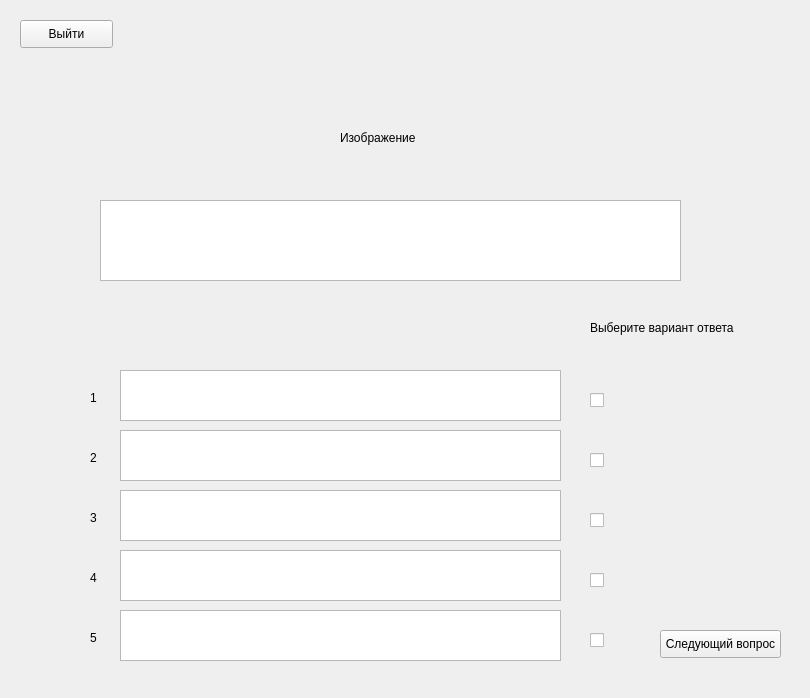
Before: the Qt Designer form static/ui/TestPassing.ui in EEEvrazhka/TestCreatorr, drawn with Qt 5.
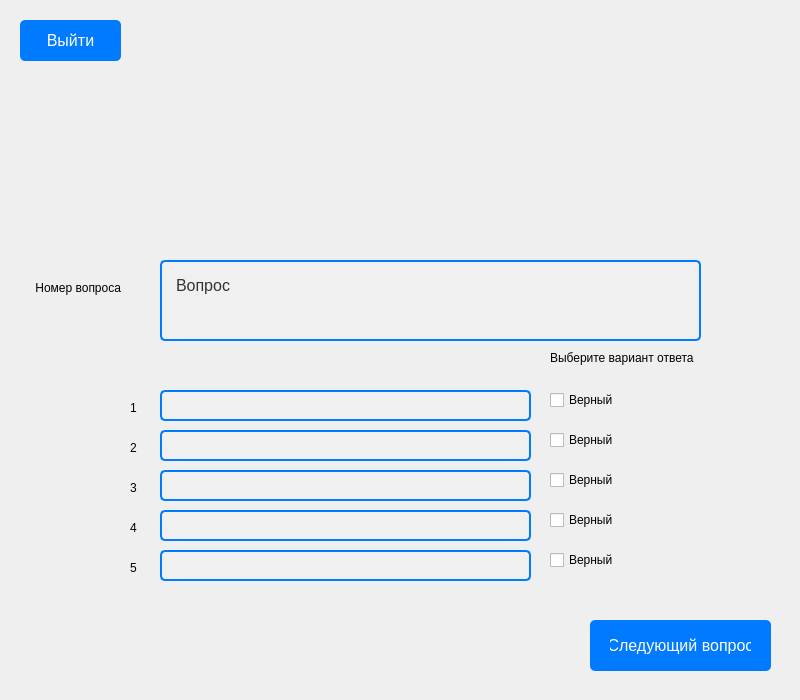
After: the same form once the commit is applied.

Patch:
```diff
--- a/static/ui/TestPassing.ui
+++ b/static/ui/TestPassing.ui
@@ -6,10 +6,28 @@
    <rect>
     <x>0</x>
     <y>0</y>
-    <width>810</width>
-    <height>698</height>
+    <width>800</width>
+    <height>700</height>
    </rect>
   </property>
+  <property name="sizePolicy">
+   <sizepolicy hsizetype="Fixed" vsizetype="Fixed">
+    <horstretch>0</horstretch>
+    <verstretch>0</verstretch>
+   </sizepolicy>
+  </property>
+  <property name="minimumSize">
+   <size>
+    <width>800</width>
+    <height>700</height>
+   </size>
+  </property>
+  <property name="maximumSize">
+   <size>
+    <width>800</width>
+    <height>700</height>
+   </size>
+  </property>
   <property name="windowTitle">
    <string>Form</string>
   </property>
@@ -18,10 +36,20 @@
     <rect>
      <x>20</x>
      <y>20</y>
-     <width>93</width>
-     <height>28</height>
+     <width>101</width>
+     <height>41</height>
     </rect>
    </property>
+   <property name="styleSheet">
+    <string notr="true">background-color: #007BFF; /* Цвет фона кнопки */
+    color: white; /* Цвет текста */
+    font-size: 16px; /* Размер шрифта */
+    font-family: Arial, sans-serif; /* Шрифт */
+    padding: 10px 20px; /* Отступы внутри кнопки */
+    border: none; /* Без рамки */
+    border-radius: 5px; /* Закругление углов */
+    cursor: pointer; /* Указатель при наведении */</string>
+   </property>
    <property name="text">
     <string>Выйти</string>
    </property>
@@ -29,56 +57,10 @@
   <widget class="QLabel" name="label">
    <property name="geometry">
     <rect>
-     <x>340</x>
-     <y>130</y>
-     <width>101</width>
-     <height>16</height>
-    </rect>
-   </property>
-   <property name="text">
-    <string>Изображение</string>
-   </property>
-  </widget>
-  <widget class="QTextEdit" name="textEdit">
-   <property name="geometry">
-    <rect>
-     <x>100</x>
-     <y>200</y>
-     <width>581</width>
-     <height>81</height>
-    </rect>
-   </property>
-  </widget>
-  <widget class="QTextEdit" name="textEdit_2">
-   <property name="geometry">
-    <rect>
-     <x>120</x>
-     <y>370</y>
-     <width>441</width>
-     <height>51</height>
-    </rect>
-   </property>
-  </widget>
-  <widget class="QLabel" name="label_2">
-   <property name="geometry">
-    <rect>
-     <x>90</x>
-     <y>390</y>
-     <width>21</width>
-     <height>16</height>
-    </rect>
-   </property>
-   <property name="text">
-    <string>1</string>
-   </property>
-  </widget>
-  <widget class="QCheckBox" name="checkBox_1">
-   <property name="geometry">
-    <rect>
-     <x>590</x>
-     <y>390</y>
-     <width>81</width>
-     <height>20</height>
+     <x>270</x>
+     <y>30</y>
+     <width>281</width>
+     <height>211</height>
     </rect>
    </property>
    <property name="text">
@@ -88,22 +70,132 @@
   <widget class="QLabel" name="label_3">
    <property name="geometry">
     <rect>
+     <x>130</x>
+     <y>480</y>
+     <width>21</width>
+     <height>16</height>
+    </rect>
+   </property>
+   <property name="text">
+    <string>3</string>
+   </property>
+  </widget>
+  <widget class="QPushButton" name="pushButton_7">
+   <property name="geometry">
+    <rect>
      <x>590</x>
-     <y>320</y>
-     <width>171</width>
+     <y>620</y>
+     <width>181</width>
+     <height>51</height>
+    </rect>
+   </property>
+   <property name="styleSheet">
+    <string notr="true">background-color: #007BFF; /* Цвет фона кнопки */
+    color: white; /* Цвет текста */
+    font-size: 16px; /* Размер шрифта */
+    font-family: Arial, sans-serif; /* Шрифт */
+    padding: 10px 20px; /* Отступы внутри кнопки */
+    border: none; /* Без рамки */
+    border-radius: 5px; /* Закругление углов */
+    cursor: pointer; /* Указатель при наведении */</string>
+   </property>
+   <property name="text">
+    <string>Следующий вопрос</string>
+   </property>
+  </widget>
+  <widget class="QLabel" name="label_8">
+   <property name="geometry">
+    <rect>
+     <x>30</x>
+     <y>280</y>
+     <width>91</width>
      <height>16</height>
     </rect>
    </property>
    <property name="text">
-    <string>Выберите вариант ответа</string>
+    <string>Номер вопроса</string>
+   </property>
+   <property name="alignment">
+    <set>Qt::AlignRight|Qt::AlignTrailing|Qt::AlignVCenter</set>
+   </property>
+  </widget>
+  <widget class="QLabel" name="label_9">
+   <property name="geometry">
+    <rect>
+     <x>160</x>
+     <y>260</y>
+     <width>541</width>
+     <height>81</height>
+    </rect>
+   </property>
+   <property name="styleSheet">
+    <string notr="true">background-color: #f0f0f0; /* Цвет фона */
+    color: #333; /* Цвет текста */
+    font-size: 16px; /* Размер шрифта */
+    font-family: Arial, sans-serif; /* Шрифт */
+    padding: 10px; /* Отступы внутри QLabel */
+    border: 2px solid #007BFF; /* Цвет и толщина рамки */
+    border-radius: 5px; /* Закругление углов */
+    text-align: center; /* Выравнивание текста по центру */</string>
+   </property>
+   <property name="text">
+    <string>Вопрос</string>
+   </property>
+   <property name="alignment">
+    <set>Qt::AlignLeading|Qt::AlignLeft|Qt::AlignTop</set>
+   </property>
+  </widget>
+  <widget class="QCheckBox" name="checkBox_2">
+   <property name="geometry">
+    <rect>
+     <x>550</x>
+     <y>430</y>
+     <width>81</width>
+     <height>20</height>
+    </rect>
+   </property>
+   <property name="text">
+    <string>Верный</string>
+   </property>
+  </widget>
+  <widget class="QCheckBox" name="checkBox_5">
+   <property name="enabled">
+    <bool>true</bool>
+   </property>
+   <property name="geometry">
+    <rect>
+     <x>550</x>
+     <y>550</y>
+     <width>81</width>
+     <height>20</height>
+    </rect>
+   </property>
+   <property name="text">
+    <string>Верный</string>
    </property>
   </widget>
   <widget class="QLabel" name="label_4">
+   <property name="enabled">
+    <bool>true</bool>
+   </property>
    <property name="geometry">
     <rect>
-     <x>90</x>
-     <y>450</y>
-     <width>21</width>
+     <x>130</x>
+     <y>520</y>
+     <width>16</width>
+     <height>16</height>
+    </rect>
+   </property>
+   <property name="text">
+    <string>4</string>
+   </property>
+  </widget>
+  <widget class="QLabel" name="label_2">
+   <property name="geometry">
+    <rect>
+     <x>130</x>
+     <y>440</y>
+     <width>16</width>
      <height>16</height>
     </rect>
    </property>
@@ -111,117 +203,148 @@
     <string>2</string>
    </property>
   </widget>
+  <widget class="QTextEdit" name="textEdit_5">
+   <property name="enabled">
+    <bool>true</bool>
+   </property>
+   <property name="geometry">
+    <rect>
+     <x>160</x>
+     <y>550</y>
+     <width>371</width>
+     <height>31</height>
+    </rect>
+   </property>
+   <property name="styleSheet">
+    <string notr="true">background-color: #f0f0f0; /* Цвет фона */
+    color: #333; /* Цвет текста */
+    font-size: 16px; /* Размер шрифта */
+    font-family: Arial, sans-serif; /* Шрифт */
+    border: 2px solid #007BFF; /* Цвет и толщина рамки */
+    border-radius: 5px; /* Закругление углов */
+    text-align: center; /* Выравнивание текста по центру */</string>
+   </property>
+  </widget>
+  <widget class="QLabel" name="label_1">
+   <property name="geometry">
+    <rect>
+     <x>130</x>
+     <y>400</y>
+     <width>16</width>
+     <height>16</height>
+    </rect>
+   </property>
+   <property name="text">
+    <string>1</string>
+   </property>
+  </widget>
+  <widget class="QTextEdit" name="textEdit_1">
+   <property name="geometry">
+    <rect>
+     <x>160</x>
+     <y>390</y>
+     <width>371</width>
+     <height>31</height>
+    </rect>
+   </property>
+   <property name="styleSheet">
+    <string notr="true">background-color: #f0f0f0; /* Цвет фона */
+    color: #333; /* Цвет текста */
+    font-size: 16px; /* Размер шрифта */
+    font-family: Arial, sans-serif; /* Шрифт */
+    border: 2px solid #007BFF; /* Цвет и толщина рамки */
+    border-radius: 5px; /* Закругление углов */
+    text-align: center; /* Выравнивание текста по центру */</string>
+   </property>
+  </widget>
   <widget class="QTextEdit" name="textEdit_3">
-   <property name="geometry">
-    <rect>
-     <x>120</x>
-     <y>430</y>
-     <width>441</width>
-     <height>51</height>
-    </rect>
+   <property name="enabled">
+    <bool>true</bool>
    </property>
-  </widget>
-  <widget class="QCheckBox" name="checkBox_2">
    <property name="geometry">
     <rect>
-     <x>590</x>
-     <y>450</y>
-     <width>81</width>
-     <height>20</height>
+     <x>160</x>
+     <y>470</y>
+     <width>371</width>
+     <height>31</height>
     </rect>
    </property>
-   <property name="text">
-    <string/>
+   <property name="styleSheet">
+    <string notr="true">background-color: #f0f0f0; /* Цвет фона */
+    color: #333; /* Цвет текста */
+    font-size: 16px; /* Размер шрифта */
+    font-family: Arial, sans-serif; /* Шрифт */
+    border: 2px solid #007BFF; /* Цвет и толщина рамки */
+    border-radius: 5px; /* Закругление углов */
+    text-align: center; /* Выравнивание текста по центру */</string>
    </property>
   </widget>
-  <widget class="QCheckBox" name="checkBox_3">
+  <widget class="QCheckBox" name="checkBox_4">
+   <property name="enabled">
+    <bool>true</bool>
+   </property>
    <property name="geometry">
     <rect>
-     <x>590</x>
+     <x>550</x>
      <y>510</y>
      <width>81</width>
      <height>20</height>
     </rect>
    </property>
    <property name="text">
-    <string/>
+    <string>Верный</string>
+   </property>
+  </widget>
+  <widget class="QTextEdit" name="textEdit_2">
+   <property name="geometry">
+    <rect>
+     <x>160</x>
+     <y>430</y>
+     <width>371</width>
+     <height>31</height>
+    </rect>
+   </property>
+   <property name="styleSheet">
+    <string notr="true">background-color: #f0f0f0; /* Цвет фона */
+    color: #333; /* Цвет текста */
+    font-size: 16px; /* Размер шрифта */
+    font-family: Arial, sans-serif; /* Шрифт */
+    border: 2px solid #007BFF; /* Цвет и толщина рамки */
+    border-radius: 5px; /* Закругление углов */
+    text-align: center; /* Выравнивание текста по центру */</string>
    </property>
   </widget>
   <widget class="QTextEdit" name="textEdit_4">
+   <property name="enabled">
+    <bool>true</bool>
+   </property>
    <property name="geometry">
     <rect>
-     <x>120</x>
-     <y>490</y>
-     <width>441</width>
-     <height>51</height>
+     <x>160</x>
+     <y>510</y>
+     <width>371</width>
+     <height>31</height>
     </rect>
    </property>
+   <property name="styleSheet">
+    <string notr="true">background-color: #f0f0f0; /* Цвет фона */
+    color: #333; /* Цвет текста */
+    font-size: 16px; /* Размер шрифта */
+    font-family: Arial, sans-serif; /* Шрифт */
+    border: 2px solid #007BFF; /* Цвет и толщина рамки */
+    border-radius: 5px; /* Закругление углов */
+    text-align: center; /* Выравнивание текста по центру */</string>
+   </property>
   </widget>
   <widget class="QLabel" name="label_5">
-   <property name="geometry">
-    <rect>
-     <x>90</x>
-     <y>510</y>
-     <width>21</width>
-     <height>16</height>
-    </rect>
+   <property name="enabled">
+    <bool>true</bool>
    </property>
-   <property name="text">
-    <string>3</string>
-   </property>
-  </widget>
-  <widget class="QLabel" name="label_6">
    <property name="geometry">
     <rect>
-     <x>90</x>
-     <y>570</y>
-     <width>21</width>
-     <height>16</height>
-    </rect>
-   </property>
-   <property name="text">
-    <string>4</string>
-   </property>
-  </widget>
-  <widget class="QTextEdit" name="textEdit_5">
-   <property name="geometry">
-    <rect>
-     <x>120</x>
-     <y>550</y>
-     <width>441</width>
-     <height>51</height>
-    </rect>
-   </property>
-  </widget>
-  <widget class="QCheckBox" name="checkBox_4">
-   <property name="geometry">
-    <rect>
-     <x>590</x>
-     <y>570</y>
-     <width>81</width>
-     <height>20</height>
-    </rect>
-   </property>
-   <property name="text">
-    <string/>
-   </property>
-  </widget>
-  <widget class="QTextEdit" name="textEdit_6">
-   <property name="geometry">
-    <rect>
-     <x>120</x>
-     <y>610</y>
-     <width>441</width>
-     <height>51</height>
-    </rect>
-   </property>
-  </widget>
-  <widget class="QLabel" name="label_7">
-   <property name="geometry">
-    <rect>
-     <x>90</x>
-     <y>630</y>
-     <width>21</width>
+     <x>130</x>
+     <y>560</y>
+     <width>16</width>
      <height>16</height>
     </rect>
    </property>
@@ -229,30 +352,49 @@
     <string>5</string>
    </property>
   </widget>
-  <widget class="QCheckBox" name="checkBox_5">
+  <widget class="QLabel" name="label_6">
+   <property name="enabled">
+    <bool>true</bool>
+   </property>
    <property name="geometry">
     <rect>
-     <x>590</x>
-     <y>630</y>
+     <x>550</x>
+     <y>350</y>
+     <width>231</width>
+     <height>16</height>
+    </rect>
+   </property>
+   <property name="text">
+    <string>Выберите вариант ответа</string>
+   </property>
+  </widget>
+  <widget class="QCheckBox" name="checkBox_1">
+   <property name="geometry">
+    <rect>
+     <x>550</x>
+     <y>390</y>
      <width>81</width>
      <height>20</height>
     </rect>
    </property>
    <property name="text">
-    <string/>
+    <string>Верный</string>
    </property>
   </widget>
-  <widget class="QPushButton" name="pushButton_7">
+  <widget class="QCheckBox" name="checkBox_3">
+   <property name="enabled">
+    <bool>true</bool>
+   </property>
    <property name="geometry">
     <rect>
-     <x>660</x>
-     <y>630</y>
-     <width>121</width>
-     <height>28</height>
+     <x>550</x>
+     <y>470</y>
+     <width>81</width>
+     <height>20</height>
     </rect>
    </property>
    <property name="text">
-    <string>Следующий вопрос</string>
+    <string>Верный</string>
    </property>
   </widget>
  </widget>
```
